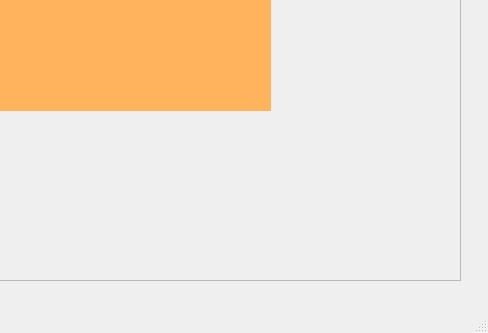
This is mainwindow.ui in lebbinghaus1/Heavid as Qt 5 draws it before an edit; both pictures show x 700 to 1188 and y 350 to 683 of the 1188 by 683 pixel window. The edited form follows.
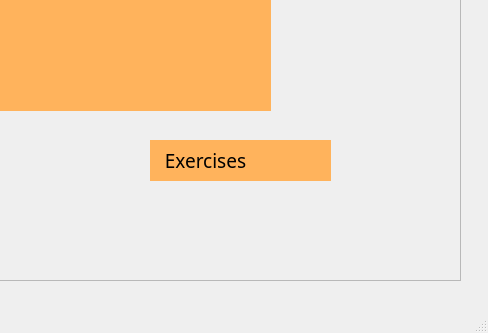
This is the edited form. Icons and pictures are not drawn.

```diff
--- a/mainwindow.ui
+++ b/mainwindow.ui
@@ -671,6 +671,75 @@
          <string/>
         </property>
        </widget>
+       <widget class="QLabel" name="ExercisesTab">
+        <property name="geometry">
+         <rect>
+          <x>850</x>
+          <y>490</y>
+          <width>181</width>
+          <height>41</height>
+         </rect>
+        </property>
+        <property name="font">
+         <font>
+          <family>BIZ UDPGothic</family>
+          <pointsize>14</pointsize>
+          <weight>9</weight>
+          <italic>false</italic>
+          <bold>false</bold>
+         </font>
+        </property>
+        <property name="styleSheet">
+         <string notr="true">
+background-color: rgb(255, 179, 92);
+font: 75 14pt &quot;BIZ UDPGothic&quot;;</string>
+        </property>
+        <property name="text">
+         <string>   Exercises </string>
+        </property>
+        <property name="alignment">
+         <set>Qt::AlignLeading|Qt::AlignLeft|Qt::AlignVCenter</set>
+        </property>
+       </widget>
+       <widget class="QLabel" name="exercisesTabIcon">
+        <property name="geometry">
+         <rect>
+          <x>997</x>
+          <y>502</y>
+          <width>21</width>
+          <height>20</height>
+         </rect>
+        </property>
+        <property name="styleSheet">
+         <string notr="true">border-image: url(:/resources/img/icons8-add-list-26.png);
+background-color: rgb(255, 179, 92);</string>
+        </property>
+        <property name="text">
+         <string/>
+        </property>
+       </widget>
+       <widget class="QPushButton" name="showExercisesListButton">
+        <property name="geometry">
+         <rect>
+          <x>850</x>
+          <y>490</y>
+          <width>181</width>
+          <height>41</height>
+         </rect>
+        </property>
+        <property name="autoFillBackground">
+         <bool>false</bool>
+        </property>
+        <property name="styleSheet">
+         <string notr="true">background-color: rgb(255, 179, 92);</string>
+        </property>
+        <property name="text">
+         <string/>
+        </property>
+        <property name="flat">
+         <bool>true</bool>
+        </property>
+       </widget>
        <zorder>backgroundImage</zorder>
        <zorder>bodydiagram</zorder>
        <zorder>LowerBodyButton</zorder>
```
Left out of the diff: 147 changed lines with no effect on the pictures.
